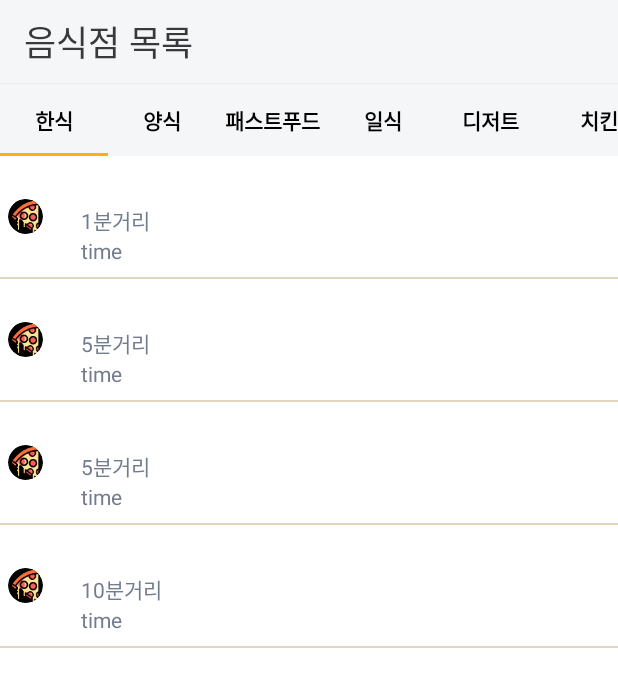
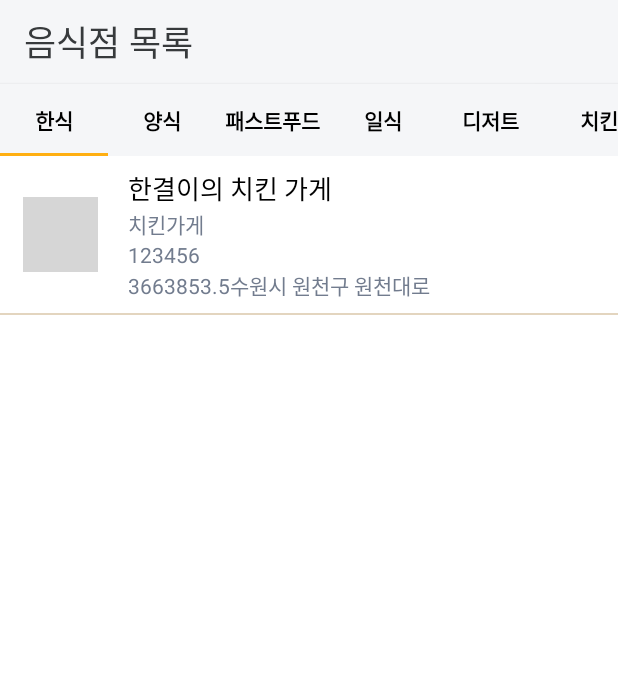
Before and after one commit to 2020-IT2/woowa-android-main-, an Android app: the screen it shows after launch (MainActivity), after a tap on an icon or button, on a phone screen of 412 x 824 dp. Shown: the top 687 px of the screen. Run offline under Robolectric (Android 15) with nearby library versions, the phone set to English and light mode, and no system bars; libraries missing offline, so code that uses them is left out: com.github.mikephil.charting, com.naver.maps, com.richpath, com.richpathanimator; network calls fail; pictures from the network do not load; 1 statement that could not run was skipped; grey boxes are pictures that could not be loaded.

Commit message:
ReArrange RecyclerView
Rearrange recyclerview items`

```diff
--- a/app/src/main/java/com/woowahan/woowahanfoods/Adapter/RestaurantListAdapter.java
+++ b/app/src/main/java/com/woowahan/woowahanfoods/Adapter/RestaurantListAdapter.java
@@ -20,10 +20,12 @@ import androidx.annotation.NonNull;
 import androidx.constraintlayout.widget.ConstraintLayout;
 import androidx.recyclerview.widget.RecyclerView;
 
+import com.bumptech.glide.Glide;
 import com.woowahan.woowahanfoods.Dataframe.Restaurant;
 import com.woowahan.woowahanfoods.MainActivity;
 import com.woowahan.woowahanfoods.R;
 
+import java.text.DecimalFormat;
 import java.text.ParseException;
 import java.text.SimpleDateFormat;
 import java.util.ArrayList;
@@ -32,12 +34,15 @@ import java.util.Date;
 public class RestaurantListAdapter extends RecyclerView.Adapter<RestaurantListAdapter.Holder> {
     private ArrayList<Restaurant> list = new ArrayList<>();
     private Context context;
+    private Location myLoc;
     private RestaurantListAdapter.OnListItemSelectedInterface mListener;
+    public DecimalFormat df = new DecimalFormat("###.##");
 
-    public RestaurantListAdapter(Context context, ArrayList<Restaurant> list, RestaurantListAdapter.OnListItemSelectedInterface listener) {
+    public RestaurantListAdapter(Location myLoc, Context context, ArrayList<Restaurant> list, RestaurantListAdapter.OnListItemSelectedInterface listener) {
         this.context = context;
         this.list = list;
         this.mListener = listener;
+        this.myLoc = myLoc;
     }
 
     public interface OnListItemSelectedInterface {
@@ -59,42 +64,42 @@ public class RestaurantListAdapter extends RecyclerView.Adapter<RestaurantListAd
     }
 
     public class Holder extends RecyclerView.ViewHolder{
-        protected TextView title;
-        protected TextView address;
-        protected TextView time;
-        protected ConstraintLayout bg;
+        protected TextView tv_restaurant_name;
+        protected TextView tv_restaurant_exp;
+        protected TextView tv_likes;
+        protected TextView tv_replys;
+        protected TextView tv_distance;
+        protected TextView tv_address;
         protected ImageView imageView;
 
         public Holder(View view) {
             super(view);
-            this.title = (TextView) view.findViewById(R.id.title);
-            this.address = (TextView) view.findViewById(R.id.address);
-            this.time = (TextView) view.findViewById(R.id.time);
-            this.bg = (ConstraintLayout) view.findViewById(R.id.comment);
+            this.tv_restaurant_name = (TextView) view.findViewById(R.id.tv_restaurant_name);
+            this.tv_restaurant_exp = (TextView) view.findViewById(R.id.tv_restaurant_exp);
+            this.tv_likes = (TextView) view.findViewById(R.id.tv_likes);
+            this.tv_replys = (TextView) view.findViewById(R.id.tv_replys);
+            this.tv_distance = (TextView) view.findViewById(R.id.tv_distance);
+            this.tv_address = (TextView) view.findViewById(R.id.tv_address);
             this.imageView = (ImageView)view.findViewById(R.id.icon);
 
             if (Build.VERSION.SDK_INT >= 21) {
                 // 21 버전 이상일 때
                 GradientDrawable drawable=
                         (GradientDrawable) context.getDrawable(R.drawable.my_rect);
-
+                // 둥근 사각형
                 imageView.setBackground(drawable);
                 imageView.setClipToOutline(true);
-
-                imageView.setBackground(new ShapeDrawable(new OvalShape()));
-                imageView.setClipToOutline(true);
+                // 동그라미
+//                imageView.setBackground(new ShapeDrawable(new OvalShape()));
+//                imageView.setClipToOutline(true);
             }
-
 
             view.setOnClickListener(new View.OnClickListener() {
                 @Override
                 public void onClick(View v) {
-                    bg.setBackgroundColor(Color.parseColor("#FFFFFF"));
                     mListener.onItemSelected(v, getAdapterPosition());
                 }
             });
-
-
 
 //            view.setOnLongClickListener(new View.OnLongClickListener(){
 //                @Override
@@ -121,18 +126,18 @@ public class RestaurantListAdapter extends RecyclerView.Adapter<RestaurantListAd
 
     @Override
     public void onBindViewHolder(@NonNull RestaurantListAdapter.Holder holder, final int position) {
+        Location location = new Location("restaurant loc");
+        location.setLatitude(list.get(position).lat);
+        location.setLongitude(list.get(position).lon);
 
-        Location locationA = new Location("my loc");
-        locationA.setLatitude(55);
-        locationA.setLongitude(55);
+        float distance  = myLoc.distanceTo(location);
 
-        Location locationB = new Location("restaurant loc");
-        locationA.setLatitude(31);
-        locationA.setLongitude(34);
-
-        float distance  = locationA.distanceTo(locationB);
-
-        holder.title.setText(list.get(position).regionName);
-        holder.address.setText(list.get(position).address);
+        holder.tv_restaurant_name.setText(list.get(position).restaurantName);
+        holder.tv_restaurant_exp.setText(list.get(position).restaurantDetail);
+        holder.tv_likes.setText(String.valueOf(list.get(position).likes));
+        holder.tv_replys.setText(String.valueOf(list.get(position).replys));
+        holder.tv_distance.setText(df.format(distance));
+        holder.tv_address.setText(list.get(position).address);
+        Glide.with(context).load(list.get(position).mediaURL).into(holder.imageView);
     }
 }
--- a/app/src/main/java/com/woowahan/woowahanfoods/Dataframe/Restaurant.java
+++ b/app/src/main/java/com/woowahan/woowahanfoods/Dataframe/Restaurant.java
@@ -2,7 +2,13 @@ package com.woowahan.woowahanfoods.Dataframe;
 
 public class Restaurant {
     public String restaurantName;
+    public String restaurantDetail;
+    public int likes;
+    public int replys;
     public String address;
+    public double lat;
+    public double lon;
+    public String mediaURL;
     public int restaurantID;
     public int schoolID;
     public int regionID;
@@ -13,8 +19,15 @@ public class Restaurant {
     public String contact;
     public String homePage;
 
-    public Restaurant(String restaurantName, String address){
+
+    public Restaurant(String restaurantName, String restaurantDetail, String address, int likes, int replys, double lat, double lon, String mediaURL){
         this.restaurantName = restaurantName;
         this.address = address;
+        this.restaurantDetail = restaurantDetail;
+        this.likes = likes;
+        this.replys = replys;
+        this.lat = lat;
+        this.lon = lon;
+        this.mediaURL = mediaURL;
     }
 }
--- a/app/src/main/java/com/woowahan/woowahanfoods/SubPage.java
+++ b/app/src/main/java/com/woowahan/woowahanfoods/SubPage.java
@@ -1,5 +1,6 @@
 package com.woowahan.woowahanfoods;
 
+import android.location.Location;
 import android.os.Bundle;
 import android.util.Log;
 import android.view.LayoutInflater;
@@ -32,6 +33,7 @@ public class SubPage extends Fragment implements RestaurantListAdapter.OnListIte
     int currentPage = 1;
     final int countPerPage = 15;
     public ArrayList<ImageData> imageDataList;
+    public Location loc;
 
     private static final String ARG_SECTION_NUMBER = "section_number";
 
@@ -41,6 +43,7 @@ public class SubPage extends Fragment implements RestaurantListAdapter.OnListIte
     private RecyclerView.LayoutManager layoutManager;
     private androidx.appcompat.widget.Toolbar toolbar;
     private ActionBar actionbar;
+
 
     public SubPage() {
     }
@@ -63,13 +66,14 @@ public class SubPage extends Fragment implements RestaurantListAdapter.OnListIte
         imageDataList = new ArrayList<>();
 
         list = new ArrayList<Restaurant>();
-        list.add(new Restaurant("한결이의 치킨 가게", "1분거리"));
-        list.add(new Restaurant("둘이 먹다 둘이 죽어도 모르는 삼겹살집", "5분거리"));
-        list.add(new Restaurant("지은이의 팥빙수 집", "5분거리"));
-        list.add(new Restaurant("선철이가 하는 설빙", "10분거리"));
+        list.add(new Restaurant("한결이의 치킨 가게", "치킨가게",  "수원시 원천구 원천대로", 123, 456, 33.1, 127.1, "https://scontent-ssn1-1.cdninstagram.com/v/t51.29350-15/123833652_1408714295988521_1955747731663463592_n.jpg?_nc_cat=100&ccb=2&_nc_sid=8ae9d6&_nc_ohc=CRy-YtpUAOsAX8P_Nsx&_nc_ht=scontent-ssn1-1.cdninstagram.com&oh=6c44e4df042e6b21c24baa81f5b6f523&oe=5FD2ADE6"));
+
+        loc = new Location("my Location");
+        loc.setLongitude(33);
+        loc.setLongitude(127);
 
         Log.d("subPage debug", "list size : " + list.size());
-        adapter = new RestaurantListAdapter(getContext(), list, this);
+        adapter = new RestaurantListAdapter(loc, getContext(), list, this);
 
         recyclerView = (RecyclerView) view.findViewById(R.id.rv_alarm);
 
--- a/app/src/main/res/layout/restaurant_list_tab_sub_item.xml
+++ b/app/src/main/res/layout/restaurant_list_tab_sub_item.xml
@@ -30,8 +30,10 @@
 
         <ImageView
             android:id="@+id/icon"
-            android:layout_width="23dp"
-            android:layout_height="23dp"
+            android:layout_marginLeft="10dp"
+            android:padding="10dp"
+            android:layout_width="50dp"
+            android:layout_height="50dp"
             android:src="@drawable/ic_pizza"/>
 
         <LinearLayout
@@ -44,7 +46,7 @@
             tools:ignore="MissingConstraints">
 
             <TextView
-                android:id="@+id/title"
+                android:id="@+id/tv_restaurant_name"
                 android:layout_width="wrap_content"
                 android:layout_height="wrap_content"
                 android:text="피자나라치킨공주"
@@ -52,20 +54,49 @@
                 android:textSize="17dp" />
 
             <TextView
-                android:id="@+id/address"
+                android:id="@+id/tv_restaurant_exp"
                 android:layout_width="wrap_content"
                 android:layout_height="wrap_content"
-                android:layout_marginLeft="5dp"
-                android:text="content"
+                android:text="피자"
                 android:textColor="@color/faded_gray" />
 
-            <TextView
-                android:id="@+id/time"
+            <LinearLayout
                 android:layout_width="wrap_content"
                 android:layout_height="wrap_content"
-                android:layout_marginLeft="5dp"
-                android:text="time"
-                android:textColor="@color/faded_gray" />
+                android:orientation="horizontal">
+                <TextView
+                    android:id="@+id/tv_likes"
+                    android:layout_width="wrap_content"
+                    android:layout_height="wrap_content"
+                    android:text="100"
+                    android:textColor="@color/faded_gray" />
+                <TextView
+                    android:id="@+id/tv_replys"
+                    android:layout_width="wrap_content"
+                    android:layout_height="wrap_content"
+                    android:text="100"
+                    android:textColor="@color/faded_gray" />
+            </LinearLayout>
+
+            <LinearLayout
+                android:layout_width="wrap_content"
+                android:layout_height="wrap_content"
+                android:orientation="horizontal"
+                android:divider="@color/black">
+                <TextView
+                    android:id="@+id/tv_distance"
+                    android:layout_width="wrap_content"
+                    android:layout_height="wrap_content"
+                    android:text="5 km"
+                    android:textColor="@color/faded_gray" />
+                <TextView
+                    android:id="@+id/tv_address"
+                    android:layout_width="wrap_content"
+                    android:layout_height="wrap_content"
+                    android:text="서울시 도봉구 도봉봉로 743"
+                    android:textColor="@color/faded_gray" />
+            </LinearLayout>
+
         </LinearLayout>
 
 
```
Also changed, not shown: app/src/main/java/com/woowahan/woowahanfoods/Home.java (line endings or trailing spaces).
